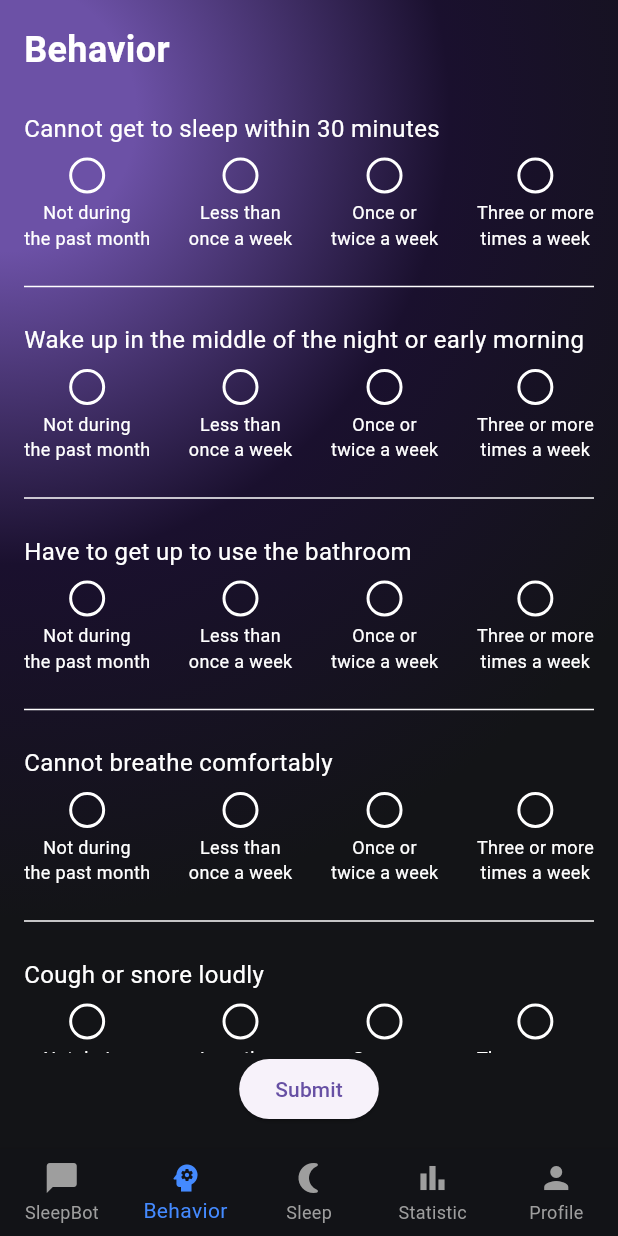
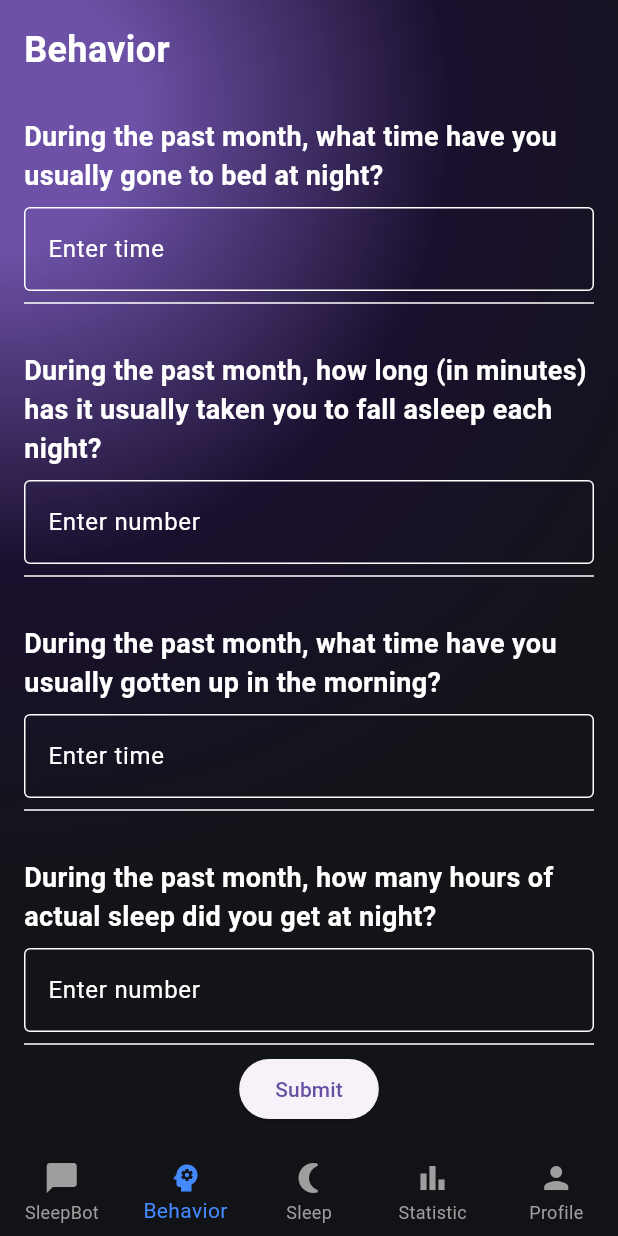
Before and after one commit to punipyuni/SleepPal, a Flutter app: the screen it shows after launch, item 2 of the bottom bar chosen, after a tap on "Submit", on a phone screen of 412 x 824 dp. Run offline on Flutter 3.47's test engine with Material 3 defaults, Android fonts, the phone set to English and light mode, and no system bars; our stand-ins replace dash_chat_2, fl_chart, velocity_x; missing offline and left inert: health.

Commit message:
add the questionnaire

```diff
--- a/lib/pages/Behavior.dart
+++ b/lib/pages/Behavior.dart
@@ -40,7 +40,8 @@ class _BehaviorState extends State<Behavior> {
                   child: Text('Submit'),
                   onPressed: () {
                     // Access the form data
-                    Map<String, String> selectedBehaviors = _formKey.currentState!.getSelectedBehaviors();
+                    Map<String, String> selectedBehaviors =
+                        _formKey.currentState!.getSelectedBehaviors();
                     // Do something with the data (e.g., save to database, send to API, etc.)
                     print(selectedBehaviors);
                   },
--- a/lib/widgets/Behavior/behavior_form.dart
+++ b/lib/widgets/Behavior/behavior_form.dart
@@ -1,98 +1,160 @@
 import 'package:flutter/material.dart';
-import 'package:sleeppal_update/utils/app_color.utils.dart';
-import 'package:sleeppal_update/widgets/Behavior/question.dart';
-
 
 class BehaviorForm extends StatefulWidget {
-  const BehaviorForm({Key? key}) : super(key: key);
+  BehaviorForm({Key? key}) : super(key: key);
 
   @override
   BehaviorFormState createState() => BehaviorFormState();
 }
 
 class BehaviorFormState extends State<BehaviorForm> {
+  // Updated List of behaviors/questions
+  final List<Map<String, dynamic>> _questions = [
+    {
+      'question': 'During the past month, what time have you usually gone to bed at night?',
+      'inputType': 'time', // Indicates time input field
+      'selected': '',
+    },
+    {
+      'question': 'During the past month, how long (in minutes) has it usually taken you to fall asleep each night?',
+      'inputType': 'number', // Indicates number input field
+      'selected': '',
+    },
+    {
+      'question': 'During the past month, what time have you usually gotten up in the morning?',
+      'inputType': 'time', // Indicates time input field
+      'selected': '',
+    },
+    {
+      'question': 'During the past month, how many hours of actual sleep did you get at night?',
+      'inputType': 'number', // Indicates number input field
+      'selected': '',
+    },
+    {
+      'question': 'During the past month, Cannot get to sleep within 30 minutes',
+      'options': ['Not during the past month', 'Less than once a week', 'Once or twice a week', 'Three or more times a week'],
+      'selected': '',
+    },
+    {
+      'question': 'During the past month, Cannot breathe comfortably',
+      'options': ['Not during the past month', 'Less than once a week', 'Once or twice a week', 'Three or more times a week'],
+      'selected': '',
+    },
+    {
+      'question': 'During the past month, Cough or snore loudly',
+      'options': ['Not during the past month', 'Less than once a week', 'Once or twice a week', 'Three or more times a week'],
+      'selected': '',
+    },
+    {
+      'question': 'During the past month, Feel too cold',
+      'options': ['Not during the past month', 'Less than once a week', 'Once or twice a week', 'Three or more times a week'],
+      'selected': '',
+    },
+    {
+      'question': 'During the past month, Feel to hot',
+      'options': ['Not during the past month', 'Less than once a week', 'Once or twice a week', 'Three or more times a week'],
+      'selected': '',
+    },
+    {
+      'question': 'During the past month, Had bad dreams',
+      'options': ['Not during the past month', 'Less than once a week', 'Once or twice a week', 'Three or more times a week'],
+      'selected': '',
+    },
+    {
+      'question': 'During the past month, Have pain',
+      'options': ['Not during the past month', 'Less than once a week', 'Once or twice a week', 'Three or more times a week'],
+      'selected': '',
+    },
+    {
+      'question': 'During the past month, how would you rate your sleep quality overall?',
+      'options': ['Very good', 'Fairly good', 'Fairly bad', 'Very bad' ],
+      'selected': '',
+    },
+    {
+      'question': 'During the past month, how often have you taken medicine to help you sleep (prescribed or over the counter)?',
+      'options': ['Not during the past month', 'Less than once a week', 'Once or twice a week', 'Three or more times a week'],
+      'selected': '',
+    },
+    {
+      'question': 'During the past month, how often have you had trouble staying awake while driving, eating meals, or engaging in social activity?',
+      'options': ['Not during the past month', 'Less than once a week', 'Once or twice a week', 'Three or more times a week'],
+      'selected': '',
+    },
+    {
+      'question': 'During the past month, how much of a problem has it been for you to keep up enough enthusiasm to get things done?',
+      'options': ['No problem at all', 'Only a very slight problem', 'Somewhat of a problem', 'A very big problem'],
+      'selected': '',
+    }
+  ];
 
-  // Use imported behaviors and frequencies
-  Map<String, int> selectedFrequencies = {};
-
-  @override
-  void initState() {
-    super.initState();
-    for (var behavior in behaviors) {
-      selectedFrequencies[behavior] = -1;
+  // This method will return the selected answers for all questions
+  Map<String, String> getSelectedBehaviors() {
+    Map<String, String> selectedAnswers = {};
+    for (var question in _questions) {
+      selectedAnswers[question['question']] = question['selected'] ?? '';
     }
+    return selectedAnswers;
   }
 
   @override
   Widget build(BuildContext context) {
-    return Column(
-      children: behaviors.map((behavior) => _buildBehaviorItem(behavior)).toList(),
-    );
-  }
-
-  Widget _buildBehaviorItem(String behavior) {
-    return Column(
+    return Container(
+      color: Colors.transparent, // Set background color to black
+      child: Column(
+        crossAxisAlignment: CrossAxisAlignment.start,
+        children: _questions.map((questionData) {
+          return Padding(
+            padding: const EdgeInsets.symmetric(vertical: 12.0),
+            child: Column(
               crossAxisAlignment: CrossAxisAlignment.start,
               children: [
-        Padding(
-          padding: const EdgeInsets.symmetric(vertical: 8.0),
-          child: Text(
-            behavior,
-            style: TextStyle(color: Colors.white, fontSize: 16),
+                Text(
+                  questionData['question'],
+                  style: TextStyle(fontSize: 18, fontWeight: FontWeight.bold, color: Colors.white), // Changed text color to white
                 ),
+                SizedBox(height: 8),
+                if (questionData['inputType'] == 'time' || questionData['inputType'] == 'number')
+                  // Time or number input field
+                  TextField(
+                    keyboardType: questionData['inputType'] == 'number'
+                        ? TextInputType.number
+                        : TextInputType.datetime,
+                    decoration: InputDecoration(
+                      border: OutlineInputBorder(),
+                      labelText: questionData['inputType'] == 'time' ? 'Enter time' : 'Enter number',
+                      labelStyle: TextStyle(color: Colors.white), // Label text color
+                      enabledBorder: OutlineInputBorder(borderSide: BorderSide(color: Colors.white)), // Border color when enabled
+                      focusedBorder: OutlineInputBorder(borderSide: BorderSide(color: Colors.white)), // Border color when focused
                     ),
-        Row(
-          mainAxisAlignment: MainAxisAlignment.spaceBetween,
-          children: List.generate(
-            frequencies.length,
-            (index) => _buildFrequencyOption(behavior, index),
-          ),
-        ),
-        SizedBox(height: 16),
-        Divider(color: Colors.white, thickness: 1), // Separator line
-        SizedBox(height: 8), // Space after the line
-      ],
-    );
-  }
-
-  Widget _buildFrequencyOption(String behavior, int index) {
-    bool isSelected = selectedFrequencies[behavior] == index;
-    return GestureDetector(
-      onTap: () {
+                    style: TextStyle(color: Colors.white), // Input text color
+                    onChanged: (value) {
                       setState(() {
-          selectedFrequencies[behavior] = index;
+                        questionData['selected'] = value;
                       });
                     },
-      child: Column(
-        children: [
-          Container(
-            width: 24,
-            height: 24,
-            decoration: BoxDecoration(
-              shape: BoxShape.circle,
-              border: Border.all(color: Colors.white, width: 2),
-              color: isSelected ? Colors.white : Colors.transparent,
+                  )
+                else
+                  // Radio buttons for options
+                  Column(
+                    children: questionData['options'].map<Widget>((option) {
+                      return RadioListTile<String>(
+                        title: Text(option, style: TextStyle(color: Colors.white)), // Option text color
+                        value: option,
+                        groupValue: questionData['selected'],
+                        onChanged: (value) {
+                          setState(() {
+                            questionData['selected'] = value;
+                          });
+                        },
+                      );
+                    }).toList(),
                   ),
-          ),
-          SizedBox(height: 4),
-          Text(
-            frequencies[index],
-            style: TextStyle(color: Colors.white, fontSize: 12),
-            textAlign: TextAlign.center,
-          ),
+                Divider(thickness: 1, color: Colors.white), // Divider color
               ],
             ),
           );
-  }
-
-  // Method to get the current state of selections
-  Map<String, String> getSelectedBehaviors() {
-    Map<String, String> result = {};
-    selectedFrequencies.forEach((behavior, index) {
-      if (index != -1) {
-        result[behavior] = frequencies[index];
-      }
-    });
-    return result;
+        }).toList(),
+      ),
+    );
   }
 }
```
Lines whose indentation alone changed are shown as unchanged.
